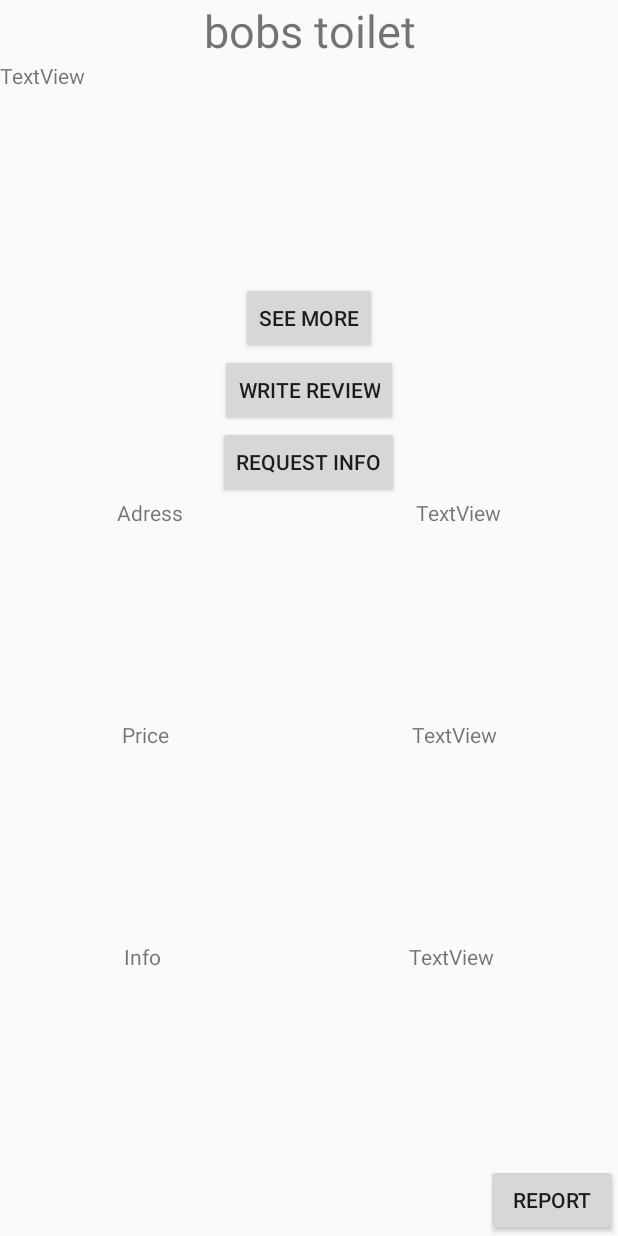
After one commit to wintheer/pUber, an Android app: the layout fragment_details.xml on its own in the app's theme, with its tools: preview values and no code run, on a phone screen of 412 x 824 dp. The commit adds this screen. Run offline under Robolectric (Android 15) with nearby library versions, the phone set to English and light mode, and no system bars.

Commit message:
Fragments added

```diff
--- a/app/build.gradle
+++ b/app/build.gradle
@@ -22,6 +22,7 @@ dependencies {
     implementation fileTree(dir: 'libs', include: ['*.jar'])
     implementation 'com.android.support:appcompat-v7:28.0.0'
     implementation 'com.google.android.gms:play-services-maps:16.0.0'
+    implementation 'com.android.support:support-v4:28.0.0'
     testImplementation 'junit:junit:4.12'
     androidTestImplementation 'com.android.support.test:runner:1.0.2'
     androidTestImplementation 'com.android.support.test.espresso:espresso-core:3.0.2'
--- /dev/null
+++ b/app/src/main/res/layout/fragment_details.xml
@@ -0,0 +1,125 @@
+<?xml version="1.0" encoding="utf-8"?>
+<LinearLayout xmlns:android="http://schemas.android.com/apk/res/android"
+    android:layout_width="match_parent"
+    android:layout_height="match_parent"
+    android:orientation="vertical" >
+
+    <TextView
+        android:id="@+id/tw_details_toiletName"
+        android:layout_width="match_parent"
+        android:layout_height="wrap_content"
+        android:layout_gravity="center"
+        android:text="bobs toilet"
+        android:textAlignment="center"
+        android:textSize="30sp" />
+
+    <TextView
+        android:id="@+id/tw_detais_description"
+        android:layout_width="match_parent"
+        android:layout_height="wrap_content"
+        android:text="TextView"
+        android:layout_weight="1"/>
+
+    <Button
+        android:id="@+id/button_details_seeMore"
+        android:layout_width="wrap_content"
+        android:layout_height="wrap_content"
+        android:layout_gravity="center|top"
+        android:text="@string/See_more" />
+
+    <Button
+        android:id="@+id/button_details_writeReview"
+        android:layout_width="wrap_content"
+        android:layout_height="wrap_content"
+        android:layout_gravity="center|top"
+        android:text="@string/Write_review"
+        />
+    <Button
+        android:id="@+id/button_detais_requestInfo"
+        android:layout_width="wrap_content"
+        android:layout_height="wrap_content"
+        android:layout_gravity="center|top"
+        android:text="@string/Request_info"
+        />
+
+
+    <LinearLayout
+        android:layout_width="match_parent"
+        android:layout_height="wrap_content"
+        android:orientation="horizontal"
+        android:layout_weight="1">
+
+        <TextView
+            android:id="@+id/tw_details_adress"
+            android:layout_width="wrap_content"
+            android:layout_height="wrap_content"
+            android:layout_weight="1"
+            android:text="@string/Adress"
+            android:textAlignment="center" />
+
+        <TextView
+            android:id="@+id/tw_details_adressField"
+            android:layout_width="wrap_content"
+            android:layout_height="wrap_content"
+            android:layout_weight="1"
+            android:text="TextView"
+            android:textAlignment="center" />
+    </LinearLayout>
+
+    <LinearLayout
+        android:layout_width="match_parent"
+        android:layout_height="wrap_content"
+        android:orientation="horizontal"
+        android:layout_weight="1">
+
+        <TextView
+            android:id="@+id/tw_detais_price"
+            android:layout_width="wrap_content"
+            android:layout_height="wrap_content"
+            android:layout_weight="1"
+            android:text="@string/Price"
+            android:textAlignment="center" />
+
+        <TextView
+            android:id="@+id/tw_details_priceField"
+            android:layout_width="wrap_content"
+            android:layout_height="wrap_content"
+            android:layout_weight="1"
+            android:text="TextView"
+            android:textAlignment="center" />
+    </LinearLayout>
+
+    <LinearLayout
+        android:layout_width="match_parent"
+        android:layout_height="wrap_content"
+        android:orientation="horizontal"
+        android:layout_weight="1">
+
+        <TextView
+            android:id="@+id/tw_details_info"
+            android:layout_width="wrap_content"
+            android:layout_height="wrap_content"
+            android:layout_weight="1"
+            android:text="@string/Info"
+            android:textAlignment="center" />
+
+        <TextView
+            android:id="@+id/textView7"
+            android:layout_width="wrap_content"
+            android:layout_height="wrap_content"
+            android:layout_weight="1"
+            android:text="TextView"
+            android:textAlignment="center"
+            />
+
+    </LinearLayout>
+
+    <Button
+        android:id="@+id/button_details_report"
+        android:layout_width="wrap_content"
+        android:layout_height="wrap_content"
+        android:layout_gravity="bottom|end"
+        android:text="@string/Report"
+      />
+
+</LinearLayout>
--- a/app/src/main/res/values/strings.xml
+++ b/app/src/main/res/values/strings.xml
@@ -1,4 +1,20 @@
 <resources>
     <string name="app_name">pUber</string>
     <string name="title_activity_maps">Map</string>
+    <string name="Write_review">Write Review</string>
+    <string name="See_more">See More</string>
+    <string name="Request_info">Request Info</string>
+    <string name="Adress">Adress</string>
+    <string name="Price">Price</string>
+    <string name="Info">Info</string>
+    <string name="Report">Report</string>
+
+    <!-- TODO: Remove or change this placeholder text -->
+    <string name="hello_blank_fragment">Hello blank fragment</string>
+    <string name="writeYourReview">Write your review</string>
+    <string name="cancel">Cancel</string>
+    <string name="Submit">Submit</string>
+    <string name="Back">Back</string>
+
+
 </resources>
```
Also changed, not shown: app/src/main/java/come/has/winther/puber/DetailsFragment.java (added, +132 -0 lines), app/src/main/java/come/has/winther/puber/ReviewFragment.java (added, +83 -0 lines), app/src/main/java/come/has/winther/puber/SeeMoreFragment.java (added, +85 -0 lines), app/src/main/res/layout/fragment_review.xml (added, +62 -0 lines), app/src/main/res/layout/fragment_see_more.xml (added, +18 -0 lines).
